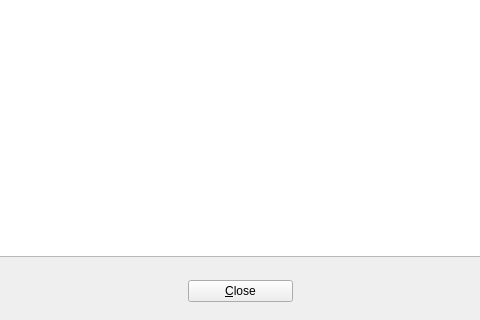
textbrowser/biblioteq, file UI/biblioteq_photographview.ui: the form before one commit; both pictures show x 160 to 640 and y 280 to 600 of the 800 by 600 pixel window.
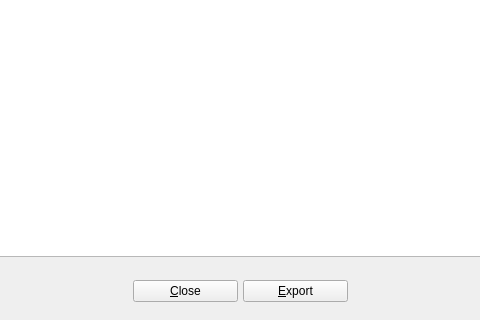
The form after the commit. Icons and pictures are not drawn.

Commit message: Image export.

```diff
--- a/UI/biblioteq_photographview.ui
+++ b/UI/biblioteq_photographview.ui
@@ -153,6 +153,23 @@
         </property>
        </widget>
       </item>
+      <item>
+       <widget class="QPushButton" name="exportItem">
+        <property name="minimumSize">
+         <size>
+          <width>105</width>
+          <height>0</height>
+         </size>
+        </property>
+        <property name="text">
+         <string>&amp;Export</string>
+        </property>
+        <property name="icon">
+         <iconset resource="../Icons/icons.qrc">
+          <normaloff>:/32x32/save.png</normaloff>:/32x32/save.png</iconset>
+        </property>
+       </widget>
+      </item>
       <item>
        <spacer>
         <property name="orientation">
```
Left out of the diff: 1 changed line with no effect on the pictures. The commit also changes 2 other files.
